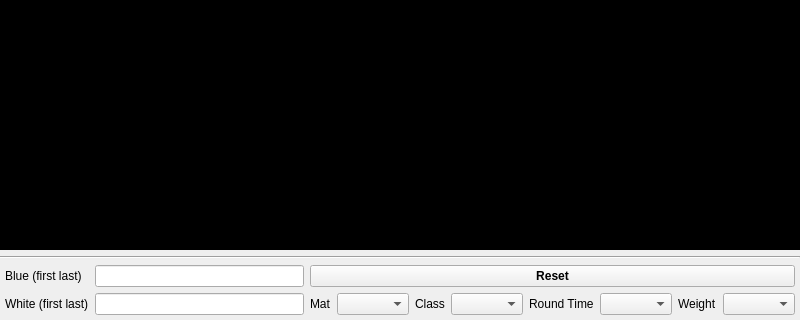
This is SingleTournament/mainwindow.ui in fmuecke/Ipponboard as Qt 5 draws it before an edit; both pictures show x 0 to 800 and y 280 to 600 of the 800 by 600 pixel window. The edited form follows.
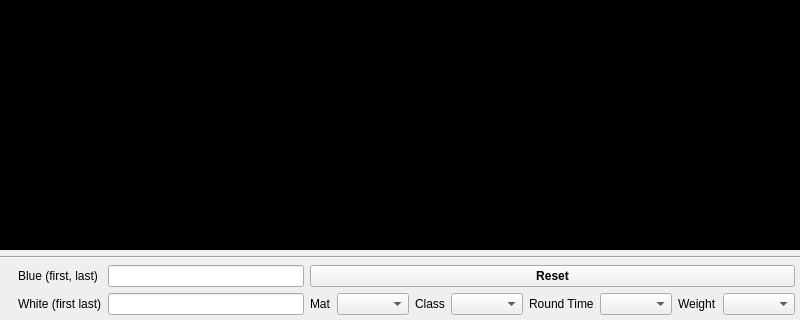
This is the edited form. Icons and pictures are not drawn.

The edit to the form file:
```diff
--- a/SingleTournament/mainwindow.ui
+++ b/SingleTournament/mainwindow.ui
@@ -94,7 +94,7 @@
      </widget>
     </item>
     <item>
-     <layout class="QGridLayout" name="gridLayout" rowstretch="0,0" columnstretch="0,0,0,0">
+     <layout class="QGridLayout" name="gridLayout" rowstretch="0,0" columnstretch="0,0,0,0,0">
       <property name="leftMargin">
        <number>5</number>
       </property>
@@ -104,43 +104,14 @@
       <property name="rightMargin">
        <number>5</number>
       </property>
-      <item row="0" column="3">
-       <widget class="QPushButton" name="button_reset">
-        <property name="font">
-         <font>
-          <weight>75</weight>
-          <bold>true</bold>
-         </font>
-        </property>
-        <property name="text">
-         <string>Reset</string>
-        </property>
-       </widget>
-      </item>
-      <item row="0" column="0">
-       <widget class="QLabel" name="label">
-        <property name="font">
-         <font>
-          <weight>50</weight>
-          <bold>false</bold>
-         </font>
-        </property>
+      <item row="1" column="2">
+       <widget class="QLineEdit" name="lineEdit_name_white">
         <property name="styleSheet">
          <string notr="true"/>
         </property>
-        <property name="text">
-         <string>Blue (first last)</string>
-        </property>
        </widget>
       </item>
-      <item row="0" column="1">
-       <widget class="QLineEdit" name="lineEdit_name_blue">
-        <property name="styleSheet">
-         <string notr="true"/>
-        </property>
-       </widget>
-      </item>
-      <item row="1" column="0">
+      <item row="1" column="1">
        <widget class="QLabel" name="label_2">
         <property name="font">
          <font>
@@ -156,14 +127,62 @@
         </property>
        </widget>
       </item>
-      <item row="1" column="1">
-       <widget class="QLineEdit" name="lineEdit_name_white">
+      <item row="1" column="0">
+       <widget class="QLabel" name="label_8">
+        <property name="text">
+         <string notr="true"/>
+        </property>
+        <property name="textFormat">
+         <enum>Qt::PlainText</enum>
+        </property>
+        <property name="pixmap">
+         <pixmap resource="../base/ipponboard.qrc">:/res/icons/fighter_white.png</pixmap>
+        </property>
+       </widget>
+      </item>
+      <item row="0" column="2">
+       <widget class="QLineEdit" name="lineEdit_name_blue">
         <property name="styleSheet">
          <string notr="true"/>
         </property>
        </widget>
       </item>
-      <item row="1" column="3">
+      <item row="0" column="1">
+       <widget class="QLabel" name="label">
+        <property name="font">
+         <font>
+          <weight>50</weight>
+          <bold>false</bold>
+         </font>
+        </property>
+        <property name="styleSheet">
+         <string notr="true"/>
+        </property>
+        <property name="frameShape">
+         <enum>QFrame::NoFrame</enum>
+        </property>
+        <property name="frameShadow">
+         <enum>QFrame::Plain</enum>
+        </property>
+        <property name="text">
+         <string>Blue (first, last)</string>
+        </property>
+       </widget>
+      </item>
+      <item row="0" column="0">
+       <widget class="QLabel" name="label_7">
+        <property name="text">
+         <string notr="true"/>
+        </property>
+        <property name="textFormat">
+         <enum>Qt::PlainText</enum>
+        </property>
+        <property name="pixmap">
+         <pixmap resource="../base/ipponboard.qrc">:/res/icons/fighter_blue.png</pixmap>
+        </property>
+       </widget>
+      </item>
+      <item row="1" column="4">
        <layout class="QHBoxLayout" name="horizontalLayout_2">
         <property name="leftMargin">
          <number>0</number>
@@ -216,6 +235,19 @@
         </item>
        </layout>
       </item>
+      <item row="0" column="4">
+       <widget class="QPushButton" name="button_reset">
+        <property name="font">
+         <font>
+          <weight>75</weight>
+          <bold>true</bold>
+         </font>
+        </property>
+        <property name="text">
+         <string>Reset</string>
+        </property>
+       </widget>
+      </item>
      </layout>
     </item>
    </layout>
@@ -322,7 +354,7 @@
   <action name="actionExit">
    <property name="icon">
     <iconset resource="../base/ipponboard.qrc">
-     <normaloff>:/res/icons/door-open-out.png</normaloff>:/res/icons/door-open-out.png</iconset>
+     <normaloff>:/res/icons/exit.png</normaloff>:/res/icons/exit.png</iconset>
    </property>
    <property name="text">
     <string>Exit</string>
@@ -340,7 +372,7 @@
    </property>
    <property name="icon">
     <iconset resource="../base/ipponboard.qrc">
-     <normaloff>:/res/icons/home-medium.png</normaloff>:/res/icons/home-medium.png</iconset>
+     <normaloff>:/res/icons/homepage.png</normaloff>:/res/icons/homepage.png</iconset>
    </property>
    <property name="text">
     <string>Visit Project Homepage</string>
@@ -349,7 +381,7 @@
   <action name="actionAbout_Ipponboard">
    <property name="icon">
     <iconset resource="../base/ipponboard.qrc">
-     <normaloff>:/res/icons/information-frame.png</normaloff>:/res/icons/information-frame.png</iconset>
+     <normaloff>:/res/icons/about.png</normaloff>:/res/icons/about.png</iconset>
    </property>
    <property name="text">
     <string>About Ipponboard</string>
@@ -364,7 +396,7 @@
    </property>
    <property name="icon">
     <iconset resource="../base/ipponboard.qrc">
-     <normaloff>:/res/icons/slides.png</normaloff>:/res/icons/slides.png</iconset>
+     <normaloff>:/res/icons/secondary_view.png</normaloff>:/res/icons/secondary_view.png</iconset>
    </property>
    <property name="text">
     <string>Show Secondary View</string>
@@ -410,7 +442,7 @@
    </property>
    <property name="icon">
     <iconset resource="../base/ipponboard.qrc">
-     <normaloff>:/res/icons/speaker.png</normaloff>:/res/icons/speaker.png</iconset>
+     <normaloff>:/res/icons/test_sound.png</normaloff>:/res/icons/test_sound.png</iconset>
    </property>
    <property name="text">
     <string>Test Gong</string>
@@ -426,8 +458,8 @@
   </action>
   <action name="actionPreferences">
    <property name="icon">
-    <iconset resource="../base/ipponboard.qrc">
-     <normaloff>:/res/icons/gear.png</normaloff>:/res/icons/gear.png</iconset>
+    <iconset>
+     <normaloff>../base/icons/settings.png</normaloff>../base/icons/settings.png</iconset>
    </property>
    <property name="text">
     <string>Preferences</string>
@@ -509,13 +541,17 @@
   <action name="actionManage_Classes">
    <property name="icon">
     <iconset resource="../base/ipponboard.qrc">
-     <normaloff>:/res/icons/xfn-friend.png</normaloff>:/res/icons/xfn-friend.png</iconset>
+     <normaloff>:/res/icons/category.png</normaloff>:/res/icons/category.png</iconset>
    </property>
    <property name="text">
     <string>Fight Categories</string>
    </property>
   </action>
   <action name="actionOnline_Feedback">
+   <property name="icon">
+    <iconset resource="../base/ipponboard.qrc">
+     <normaloff>:/res/icons/feedback.png</normaloff>:/res/icons/feedback.png</iconset>
+   </property>
    <property name="text">
     <string>Provide Feedback (Online)</string>
    </property>
@@ -524,6 +560,10 @@
    </property>
   </action>
   <action name="actionContact_Author">
+   <property name="icon">
+    <iconset resource="../base/ipponboard.qrc">
+     <normaloff>:/res/icons/mail.png</normaloff>:/res/icons/mail.png</iconset>
+   </property>
    <property name="text">
     <string>Contact Author</string>
    </property>
@@ -532,13 +572,13 @@
    <property name="checkable">
     <bool>true</bool>
    </property>
-   <property name="icon">
-    <iconset resource="../base/ipponboard.qrc">
-     <normaloff>:/res/icons/gb.png</normaloff>:/res/icons/gb.png</iconset>
-   </property>
    <property name="checked">
     <bool>true</bool>
    </property>
+   <property name="icon">
+    <iconset resource="../base/ipponboard.qrc">
+     <normaloff>:/res/icons/gb.png</normaloff>:/res/icons/gb.png</iconset>
+   </property>
    <property name="text">
     <string notr="true">English</string>
    </property>
```
